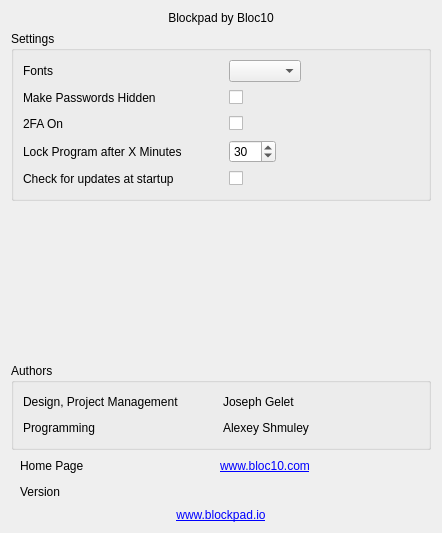
Bloc10FinTech/blockpad, file settingswgt.ui: the form before one commit.
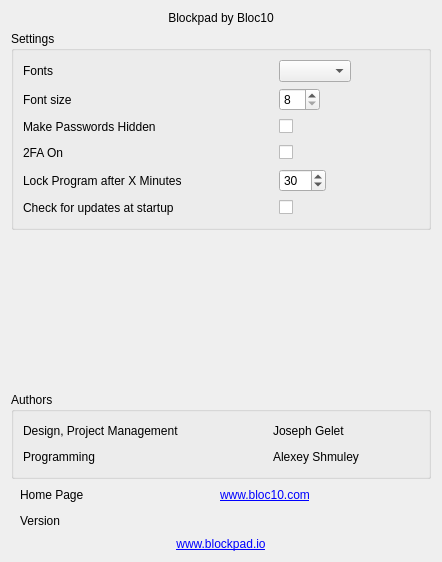
The form after the commit.

Commit message: + font size in settings

What changed in the file:
```diff
--- a/settingswgt.ui
+++ b/settingswgt.ui
@@ -7,7 +7,7 @@
     <x>0</x>
     <y>0</y>
     <width>442</width>
-    <height>494</height>
+    <height>522</height>
    </rect>
   </property>
   <property name="windowTitle">
@@ -56,20 +56,20 @@
         <item>
          <widget class="QLabel" name="labelFonts">
           <property name="sizePolicy">
-           <sizepolicy hsizetype="Fixed" vsizetype="Preferred">
+           <sizepolicy hsizetype="Preferred" vsizetype="Preferred">
             <horstretch>0</horstretch>
             <verstretch>0</verstretch>
            </sizepolicy>
           </property>
           <property name="minimumSize">
            <size>
-            <width>200</width>
+            <width>250</width>
             <height>0</height>
            </size>
           </property>
           <property name="maximumSize">
            <size>
-            <width>200</width>
+            <width>16777215</width>
             <height>16777215</height>
            </size>
           </property>
@@ -96,25 +96,77 @@
         </item>
        </layout>
       </item>
+      <item>
+       <layout class="QHBoxLayout" name="horizontalLayout_2">
+        <item>
+         <widget class="QLabel" name="labelFontSize">
+          <property name="sizePolicy">
+           <sizepolicy hsizetype="Preferred" vsizetype="Preferred">
+            <horstretch>0</horstretch>
+            <verstretch>0</verstretch>
+           </sizepolicy>
+          </property>
+          <property name="minimumSize">
+           <size>
+            <width>250</width>
+            <height>0</height>
+           </size>
+          </property>
+          <property name="maximumSize">
+           <size>
+            <width>16777215</width>
+            <height>16777215</height>
+           </size>
+          </property>
+          <property name="text">
+           <string>Font size</string>
+          </property>
+         </widget>
+        </item>
+        <item>
+         <widget class="QSpinBox" name="spinBoxFontSize">
+          <property name="minimum">
+           <number>8</number>
+          </property>
+          <property name="maximum">
+           <number>25</number>
+          </property>
+         </widget>
+        </item>
+        <item>
+         <spacer name="horizontalSpacer_3">
+          <property name="orientation">
+           <enum>Qt::Horizontal</enum>
+          </property>
+          <property name="sizeHint" stdset="0">
+           <size>
+            <width>40</width>
+            <height>20</height>
+           </size>
+          </property>
+         </spacer>
+        </item>
+       </layout>
+      </item>
       <item>
        <layout class="QHBoxLayout" name="horizontalLayout_4">
         <item>
          <widget class="QLabel" name="labelPasswordVisible">
           <property name="sizePolicy">
-           <sizepolicy hsizetype="Fixed" vsizetype="Preferred">
+           <sizepolicy hsizetype="Preferred" vsizetype="Preferred">
             <horstretch>0</horstretch>
             <verstretch>0</verstretch>
            </sizepolicy>
           </property>
           <property name="minimumSize">
            <size>
-            <width>200</width>
+            <width>250</width>
             <height>0</height>
            </size>
           </property>
           <property name="maximumSize">
            <size>
-            <width>200</width>
+            <width>16777215</width>
             <height>16777215</height>
            </size>
           </property>
@@ -150,20 +202,20 @@
         <item>
          <widget class="QLabel" name="label2FA_On">
           <property name="sizePolicy">
-           <sizepolicy hsizetype="Fixed" vsizetype="Preferred">
+           <sizepolicy hsizetype="Preferred" vsizetype="Preferred">
             <horstretch>0</horstretch>
             <verstretch>0</verstretch>
            </sizepolicy>
           </property>
           <property name="minimumSize">
            <size>
-            <width>200</width>
+            <width>250</width>
             <height>0</height>
            </size>
           </property>
           <property name="maximumSize">
            <size>
-            <width>200</width>
+            <width>16777215</width>
             <height>16777215</height>
            </size>
           </property>
@@ -199,20 +251,20 @@
         <item>
          <widget class="QLabel" name="labelXMinutes2FA">
           <property name="sizePolicy">
-           <sizepolicy hsizetype="Fixed" vsizetype="Preferred">
+           <sizepolicy hsizetype="Preferred" vsizetype="Preferred">
             <horstretch>0</horstretch>
             <verstretch>0</verstretch>
            </sizepolicy>
           </property>
           <property name="minimumSize">
            <size>
-            <width>200</width>
+            <width>250</width>
             <height>0</height>
            </size>
           </property>
           <property name="maximumSize">
            <size>
-            <width>200</width>
+            <width>16777215</width>
             <height>16777215</height>
            </size>
           </property>
@@ -257,20 +309,20 @@
         <item>
          <widget class="QLabel" name="labelCheckUpdates">
           <property name="sizePolicy">
-           <sizepolicy hsizetype="Fixed" vsizetype="Preferred">
+           <sizepolicy hsizetype="Preferred" vsizetype="Preferred">
             <horstretch>0</horstretch>
             <verstretch>0</verstretch>
            </sizepolicy>
           </property>
           <property name="minimumSize">
            <size>
-            <width>200</width>
+            <width>250</width>
             <height>0</height>
            </size>
           </property>
           <property name="maximumSize">
            <size>
-            <width>200</width>
+            <width>16777215</width>
             <height>16777215</height>
            </size>
           </property>
@@ -388,20 +440,20 @@
          <item>
           <widget class="QLabel" name="labelProjectManagementTytle">
            <property name="sizePolicy">
-            <sizepolicy hsizetype="Fixed" vsizetype="Preferred">
+            <sizepolicy hsizetype="Preferred" vsizetype="Preferred">
              <horstretch>0</horstretch>
              <verstretch>0</verstretch>
             </sizepolicy>
            </property>
            <property name="minimumSize">
             <size>
-             <width>200</width>
+             <width>250</width>
              <height>0</height>
             </size>
            </property>
            <property name="maximumSize">
             <size>
-             <width>200</width>
+             <width>16777215</width>
              <height>16777215</height>
             </size>
            </property>
@@ -470,20 +522,20 @@
          <item>
           <widget class="QLabel" name="labelProgrammingTitle">
            <property name="sizePolicy">
-            <sizepolicy hsizetype="Fixed" vsizetype="Preferred">
+            <sizepolicy hsizetype="Preferred" vsizetype="Preferred">
              <horstretch>0</horstretch>
              <verstretch>0</verstretch>
             </sizepolicy>
            </property>
            <property name="minimumSize">
             <size>
-             <width>200</width>
+             <width>250</width>
              <height>0</height>
             </size>
            </property>
            <property name="maximumSize">
             <size>
-             <width>200</width>
+             <width>16777215</width>
              <height>16777215</height>
             </size>
            </property>
```
The commit also changes 7 other files.
